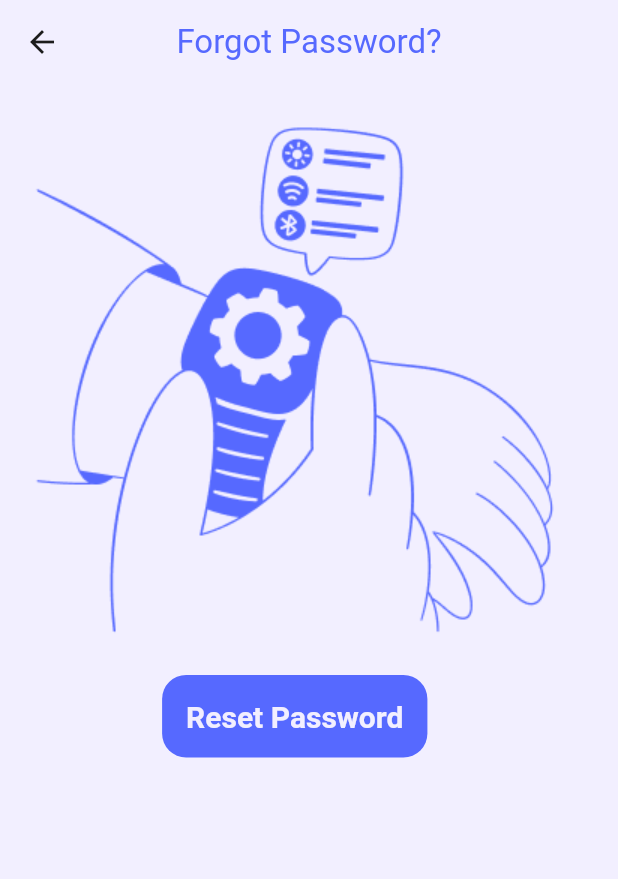
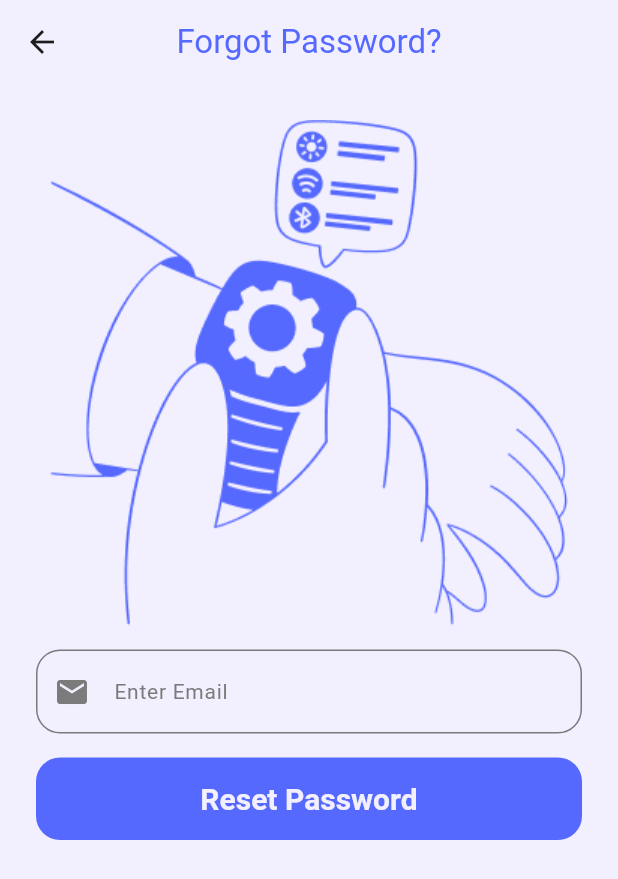
Before and after one commit to MohamedRafaat23/Evently-app, a Flutter app: the ForgetPasswordScreen screen opened by its route, on a phone screen of 412 x 824 dp. Shown: the top 879 px of the screen. Run offline on Flutter 3.47's test engine with Material 3 defaults, Android fonts, the phone set to English and light mode, and no system bars; our stand-ins replace animated_toggle_switch, firebase_auth, firebase_core, smooth_page_indicator; accounts and stored records are empty.

Commit message:
-add reset password to FirebaseAuth -chang ui of forget password screen -add SnakerBar to reset screen

```diff
--- a/lib/core/ui/auth/forget_password_screen.dart
+++ b/lib/core/ui/auth/forget_password_screen.dart
@@ -1,24 +1,86 @@
 import 'package:event_app/core/ui/auth/login_screen.dart';
+import 'package:event_app/data/firebase/firebase_auth.dart';
 import 'package:event_app/l10n/translations/app_localizations.dart';
+
 import 'package:flutter/material.dart';
 
-class ForgetPasswordScreen extends StatelessWidget {
+class ForgetPasswordScreen extends StatefulWidget {
   const ForgetPasswordScreen({super.key});
-  static const String routeName="Forget screen";
+  static const String routeName = "Forget screen";
 
+  @override
+  State<ForgetPasswordScreen> createState() => _ForgetPasswordScreenState();
+}
+
+class _ForgetPasswordScreenState extends State<ForgetPasswordScreen> {
+    final TextEditingController emailController = TextEditingController();
+    Future<void>resetPassword()async{
+      final email =emailController.text.trim();
+      if(email.isEmpty){
+         ScaffoldMessenger.of(context).showSnackBar(
+        SnackBar(content: Text(AppLocalizations.of(context)!.enterEmail)),
+      );
+      return;
+
+      }
+     try {
+
+      //sending firebase email(reset password)
+      await FirebaseAuthService.sendPasswordResetEmail(email: email);
+      ScaffoldMessenger.of(context).showSnackBar(
+        SnackBar(content: Text(AppLocalizations.of(context)!.resetLinkSent)),
+      );
+
+      // رجع المستخدم لشاشة اللوجين بعد ما يوصله اللينك
+      Navigator.pushNamed(context,LoginScreen.routeName);
+    } catch (e) {
+      ScaffoldMessenger.of(context).showSnackBar(
+        SnackBar(content: Text("${AppLocalizations.of(context)!.error}: $e")),
+      );
+    }
+  }
   @override
   Widget build(BuildContext context) {
     return Scaffold(
-      appBar: AppBar(title: Text(AppLocalizations.of(context)!.forgotPassword, style: Theme.of(context).textTheme.titleLarge),),
-    body:Padding(
-      padding: const EdgeInsets.all(16.0),
-      child: Column(
-        children: [
-        Image.asset("assets/images/change-setting.png"),
-        SizedBox(height: 16,),
-        FilledButton(onPressed: (){Navigator.pushNamed(context, LoginScreen.routeName);} ,child: Text(AppLocalizations.of(context)!.resetPassword)),
-      ],),
-    ),
+      appBar: AppBar(
+        title: Text(
+          AppLocalizations.of(context)!.forgotPassword,
+          style: Theme.of(context).textTheme.titleLarge,
+        ),
+      ),
+      body: Padding(
+        padding: const EdgeInsets.all(16.0),
+        child: Padding(
+          padding: const EdgeInsets.all(8.0),
+          child: Column(
+            children: [
+              Image.asset("assets/images/Group.png"),
+              SizedBox(height: 16,),
+
+              TextFormField(
+                controller: emailController,
+                autovalidateMode: AutovalidateMode.onUserInteraction,
+
+
+                decoration: InputDecoration(
+                  prefixIcon: Icon(Icons.email),
+                  hintText: AppLocalizations.of(context)!.enterEmail,
+
+                ),
+              ),
+              SizedBox(height: 16,),
+              SizedBox(
+                width: double.infinity,
+                child: FilledButton(
+
+                  onPressed: resetPassword,
+                  child: Text(AppLocalizations.of(context)!.resetPassword),
+                ),
+              ),
+            ],
+          ),
+        ),
+      ),
     );
   }
 }
--- a/lib/core/ui/auth/login_screen.dart
+++ b/lib/core/ui/auth/login_screen.dart
@@ -9,14 +9,13 @@ import 'package:flutter/material.dart';
 
 
 class LoginScreen extends StatefulWidget {
-   LoginScreen({super.key});
+   const LoginScreen({super.key});
   static const String routeName = "logonScreen";
 
   @override
   State<LoginScreen> createState() => _LoginScreenState();
 
 }
-
 class _LoginScreenState extends State<LoginScreen> {
    bool passwordVisible=false;
   TextEditingController emailController =TextEditingController();
--- a/lib/data/firebase/firebase_auth.dart
+++ b/lib/data/firebase/firebase_auth.dart
@@ -1,24 +1,44 @@
-
-
 import 'package:firebase_auth/firebase_auth.dart';
 
 class FirebaseAuthService {
   // "instance" to create obj one time and reuse it exampted time counsuming
- static FirebaseAuth firebaseAuth = FirebaseAuth.instance;
- static Future<void> createUserWithEmailAndPassword({
+  static FirebaseAuth firebaseAuth = FirebaseAuth.instance;
+  static Future<void> createUserWithEmailAndPassword({
     required String password,
     required String email,
     required String name,
   }) async {
-   await firebaseAuth
+    await firebaseAuth
         .createUserWithEmailAndPassword(email: email, password: password)
         .then((value) async {
           await value.user?.updateDisplayName(name);
-        });}
+        });
+  }
 
+  static Future<UserCredential> signInWithEmailAndPassword({
+    required String password,
+    required String email,
+  }) async {
+    return await firebaseAuth.signInWithEmailAndPassword(
+      email: email,
+      password: password,
+    );
+  }
 
-  static Future<void>signInWithEmailAndPassword({ required String password,
-    required String email,})async{
-   await firebaseAuth.signInWithEmailAndPassword(email: email, password: password);
+  static Future<void> sendPasswordResetEmail({required String email}) async {
+    try {
+      await firebaseAuth.sendPasswordResetEmail(email: email);
+    } on FirebaseAuthException catch (e) {
+      throw Exception(e.message);
+    }
+    ActionCodeSettings(
+      url: 'https://evently-c16.web.app',
+      handleCodeInApp: true,
+      androidPackageName: 'com.example.event_app',
+    );
+  }
+
+  static Future<void> signOut() async {
+    await firebaseAuth.signOut();
   }
 }
--- a/lib/l10n/app_ar.arb
+++ b/lib/l10n/app_ar.arb
@@ -35,6 +35,9 @@
   "name":"الاسم",
   "rePassword":"اعاده ادخال كلمه المرور",
   "email":"البريد الالكتروني ",
-  "password":"كلمه المرور"
+  "password":"كلمه المرور",
+   "enterEmail":"ادخل البريد الالكتروني",
+    "error":"خطا",
+    "resetLinkSent":"اعد ادخال البريد الالكتروني"
 
 }
--- a/lib/l10n/app_en.arb
+++ b/lib/l10n/app_en.arb
@@ -36,5 +36,8 @@
     "or":"or",
     "register":"Register",
     "name":"Name",
-    "rePassword":"Re Password"
+    "rePassword":"Re Password",
+    "enterEmail":"Enter Email",
+    "error":"Error",
+    "resetLinkSent":"Reset Link Sent"
 }
--- a/lib/l10n/translations/app_localizations.dart
+++ b/lib/l10n/translations/app_localizations.dart
@@ -319,6 +319,24 @@ abstract class AppLocalizations {
   /// In en, this message translates to:
   /// **'Re Password'**
   String get rePassword;
+
+  /// No description provided for @enterEmail.
+  ///
+  /// In en, this message translates to:
+  /// **'Enter Email'**
+  String get enterEmail;
+
+  /// No description provided for @error.
+  ///
+  /// In en, this message translates to:
+  /// **'Error'**
+  String get error;
+
+  /// No description provided for @resetLinkSent.
+  ///
+  /// In en, this message translates to:
+  /// **'Reset Link Sent'**
+  String get resetLinkSent;
 }
 
 class _AppLocalizationsDelegate
--- a/pubspec.yaml
+++ b/pubspec.yaml
@@ -70,6 +70,7 @@ flutter:
   assets:
     - assets/
     - assets/images/
+    - assets/images/
 
   # An image asset can refer to one or more resolution-specific "variants", see
   # https://flutter.dev/to/resolution-aware-images
```
Also changed, not shown: lib/l10n/translations/app_localizations_ar.dart (+9 -0 lines), lib/l10n/translations/app_localizations_en.dart (+9 -0 lines), assets/images/Group.png (added), assets/images/change-setting.png (deleted).
